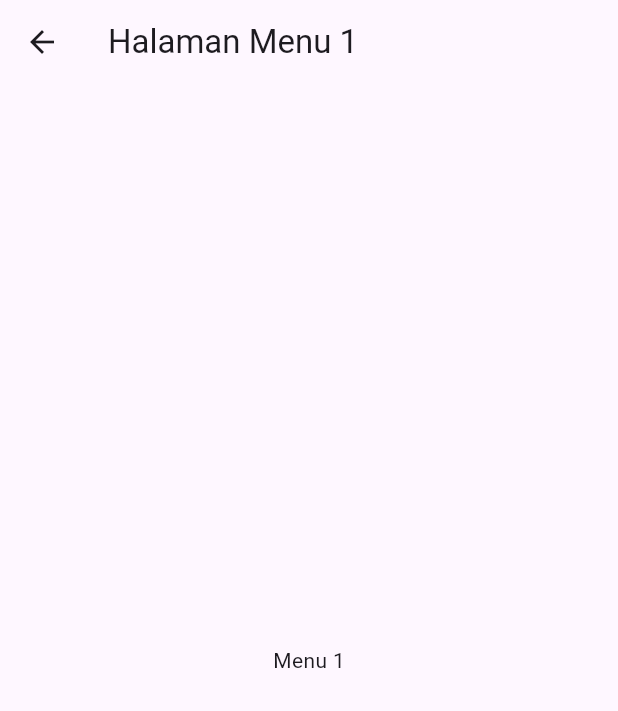
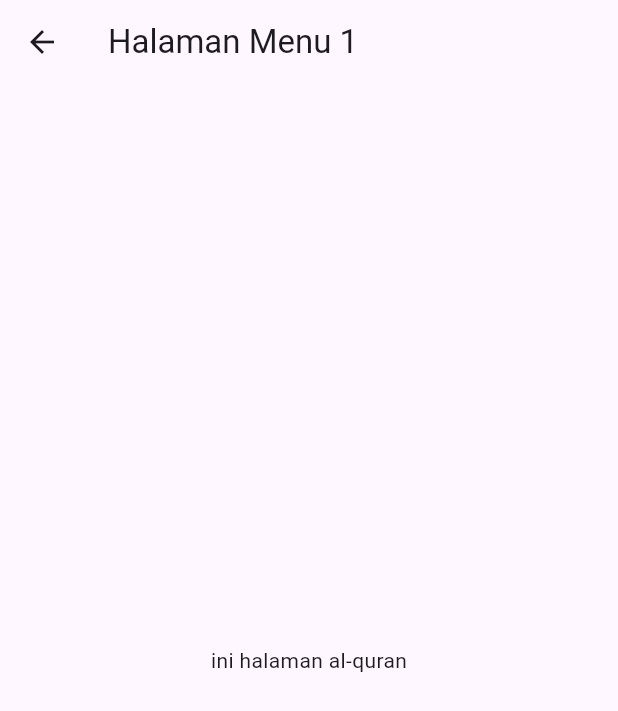
Before and after one commit to mhrdwan/junub, a Flutter app: the screen it shows after launch, after a tap on "Al-Qur'an", on a phone screen of 412 x 824 dp. Shown: the top 711 px of the screen. Run offline on Flutter 3.47's test engine with Material 3 defaults, Android fonts, the phone set to English and light mode, and no system bars; our stand-ins replace dio.

Commit message:
rubah halaman al-quran

```diff
--- a/lib/view/dashboard_view.dart
+++ b/lib/view/dashboard_view.dart
@@ -85,6 +85,17 @@ class _DashboardViewState extends State<DashboardView> {
               ),
               width: MediaQuery.of(context).size.width / 1.2,
               height: MediaQuery.of(context).size.height / 8,
+              child: Padding(
+                padding: const EdgeInsets.only(left: 15, right: 15),
+                child: Row(
+                  mainAxisAlignment: MainAxisAlignment.spaceBetween,
+                  children: [
+                    Text('data'),
+                    Text('data'),
+                    Text('data'),
+                  ],
+                ),
+              ),
             ),
           ),
         ),
@@ -140,7 +151,6 @@ class _DashboardViewState extends State<DashboardView> {
                             borderRadius: BorderRadius.circular(10),
                           ),
                           child: const Center(
-                            // Menggunakan Center untuk menempatkan ikon di tengah
                             child: Icon(
                               Icons.mosque, // Contoh menggunakan ikon bintang
                               color: Colors.white, // Warna ikon
@@ -164,7 +174,7 @@ class _DashboardViewState extends State<DashboardView> {
               child: Text(
                 'Tugas Kamu',
                 style: TextStyle(
-                  fontSize: 20,
+                  fontSize: 25,
                   fontWeight: FontWeight.bold,
                 ),
               ),
--- a/lib/view/menu1.dart
+++ b/lib/view/menu1.dart
@@ -19,7 +19,7 @@ class _Menu1State extends State<Menu1> {
       ),
       body: Center(
         child: Center(
-          child: Text('Menu 1'),
+          child: Text('ini halaman al-quran'),
         ),
       ),
     );
```
